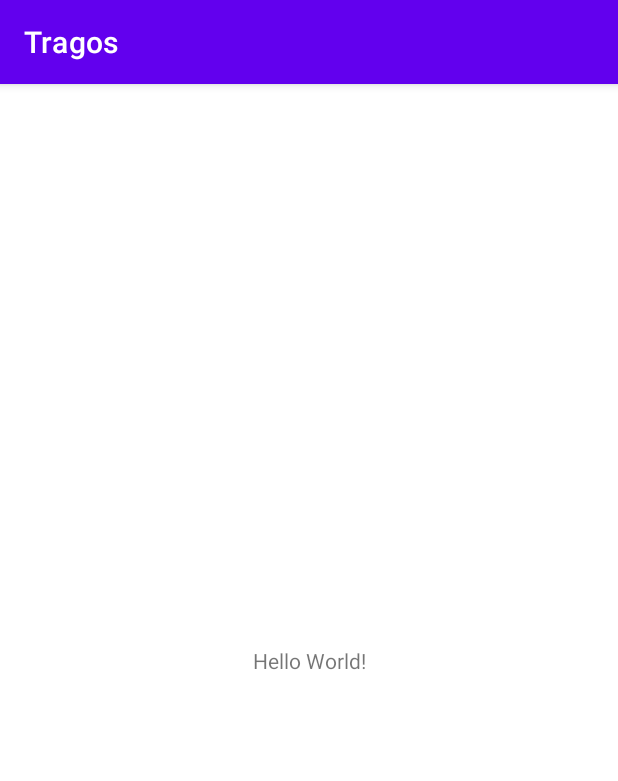
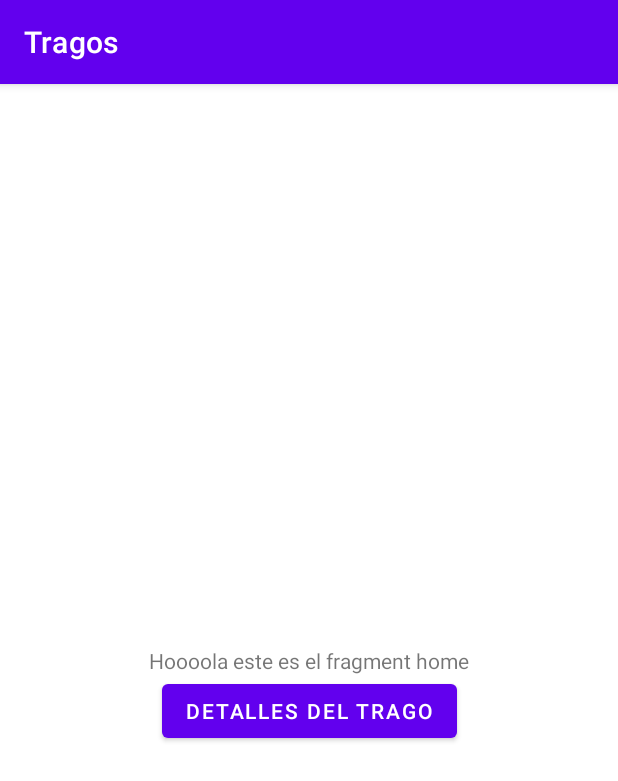
Before and after one commit to normansanchezn/Tragos, an Android app: the screen it shows after launch (MainActivity), on a phone screen of 412 x 824 dp. Shown: the top 781 px of the screen. Run offline under Robolectric (Android 15) with nearby library versions, the phone set to English and light mode, and no system bars; our stand-ins replace navigation-ui.

Commit message:
[ADD] Creando la primera navegación

```diff
--- a/TragosApp/app/build.gradle
+++ b/TragosApp/app/build.gradle
@@ -1,6 +1,7 @@
 plugins {
     id 'com.android.application'
     id 'kotlin-android'
+    id 'kotlin-android-extensions'
     id 'kotlin-kapt'
     id 'dagger.hilt.android.plugin'
 }
@@ -59,6 +60,7 @@ dependencies {
 
     // Hilt
     implementation "com.google.dagger:hilt-android:2.28-alpha"
+    implementation 'androidx.legacy:legacy-support-v4:1.0.0'
     kapt "com.google.dagger:hilt-android-compiler:2.28-alpha"
 
     testImplementation 'junit:junit:4.13.1'
--- a/TragosApp/app/src/main/java/com/empresa/tragos/MainActivity.kt
+++ b/TragosApp/app/src/main/java/com/empresa/tragos/MainActivity.kt
@@ -2,10 +2,29 @@ package com.empresa.tragos
 
 import androidx.appcompat.app.AppCompatActivity
 import android.os.Bundle
+import androidx.navigation.NavController
+import androidx.navigation.findNavController
+import androidx.navigation.fragment.NavHostFragment
+import androidx.navigation.ui.NavigationUI
 
 class MainActivity : AppCompatActivity() {
+
+    private lateinit var navController: NavController
+    private lateinit var navHostFragment: NavHostFragment
+
     override fun onCreate(savedInstanceState: Bundle?) {
         super.onCreate(savedInstanceState)
         setContentView(R.layout.activity_main)
+
+        // Este navController nos ayuda a ver las navegaciones
+        navHostFragment = supportFragmentManager.findFragmentById(R.id.nav_host_fragment) as NavHostFragment
+        navController = navHostFragment.navController
+
+        // Con esto el navController sabe que tiene hijos y un stack de los fragments
+        NavigationUI.setupActionBarWithNavController(this, navController)
+    }
+
+    override fun onSupportNavigateUp(): Boolean {
+        return navController.navigateUp()
     }
 }
--- /dev/null
+++ b/TragosApp/app/src/main/java/com/empresa/tragos/ui/MainFragment.kt
@@ -0,0 +1,33 @@
+package com.empresa.tragos.ui
+
+import android.os.Bundle
+import androidx.fragment.app.Fragment
+import android.view.LayoutInflater
+import android.view.View
+import android.view.ViewGroup
+import androidx.navigation.fragment.findNavController
+import com.empresa.tragos.R
+import kotlinx.android.synthetic.main.fragment_main.*
+
+class MainFragment : Fragment() {
+
+    override fun onCreate(savedInstanceState: Bundle?) {
+        super.onCreate(savedInstanceState)
+    }
+
+    override fun onCreateView(
+        inflater: LayoutInflater, container: ViewGroup?,
+        savedInstanceState: Bundle?
+    ): View? {
+        return inflater.inflate(R.layout.fragment_main, container, false)
+    }
+
+    override fun onViewCreated(view: View, savedInstanceState: Bundle?) {
+        super.onViewCreated(view, savedInstanceState)
+
+        btnGoDetalles.setOnClickListener {
+            findNavController().navigate(R.id.tragosDetalleFragment)
+        }
+
+    }
+}
--- /dev/null
+++ b/TragosApp/app/src/main/java/com/empresa/tragos/ui/TragosDetalleFragment.kt
@@ -0,0 +1,26 @@
+package com.empresa.tragos.ui
+
+import android.os.Bundle
+import android.view.LayoutInflater
+import android.view.View
+import android.view.ViewGroup
+import androidx.fragment.app.Fragment
+import com.empresa.tragos.R
+
+class TragosDetalleFragment : Fragment() {
+
+    override fun onCreate(savedInstanceState: Bundle?) {
+        super.onCreate(savedInstanceState)
+    }
+
+    override fun onCreateView(
+        inflater: LayoutInflater, container: ViewGroup?,
+        savedInstanceState: Bundle?
+    ): View? {
+        return inflater.inflate(R.layout.fragment_tragos_detalle, container, false)
+    }
+
+    override fun onViewCreated(view: View, savedInstanceState: Bundle?) {
+        super.onViewCreated(view, savedInstanceState)
+    }
+}
--- a/TragosApp/app/src/main/res/layout/activity_main.xml
+++ b/TragosApp/app/src/main/res/layout/activity_main.xml
@@ -6,13 +6,17 @@
     android:layout_width="match_parent"
     android:layout_height="match_parent"
     tools:context=".MainActivity">
-    <TextView
-      android:layout_width="wrap_content"
-      android:layout_height="wrap_content"
-      android:text="Hello World!"
-      app:layout_constraintBottom_toBottomOf="parent"
-      app:layout_constraintLeft_toLeftOf="parent"
-      app:layout_constraintRight_toRightOf="parent"
-      app:layout_constraintTop_toTopOf="parent" />
+
+    <androidx.fragment.app.FragmentContainerView
+        android:id="@+id/nav_host_fragment"
+        android:name="androidx.navigation.fragment.NavHostFragment"
+        android:layout_width="0dp"
+        android:layout_height="0dp"
+        app:layout_constraintLeft_toLeftOf="parent"
+        app:layout_constraintRight_toRightOf="parent"
+        app:layout_constraintTop_toTopOf="parent"
+        app:layout_constraintBottom_toBottomOf="parent"
+        app:defaultNavHost="true"
+        app:navGraph="@navigation/main_graph" />
 
   </androidx.constraintlayout.widget.ConstraintLayout>
--- /dev/null
+++ b/TragosApp/app/src/main/res/layout/fragment_main.xml
@@ -0,0 +1,28 @@
+<?xml version="1.0" encoding="utf-8"?>
+<androidx.constraintlayout.widget.ConstraintLayout xmlns:android="http://schemas.android.com/apk/res/android"
+    xmlns:app="http://schemas.android.com/apk/res-auto"
+    xmlns:tools="http://schemas.android.com/tools"
+    android:layout_width="match_parent"
+    android:layout_height="match_parent"
+    tools:context=".ui.MainFragment">
+
+    <TextView
+        android:id="@+id/textView"
+        android:layout_width="wrap_content"
+        android:layout_height="wrap_content"
+        android:text="Hoooola este es el fragment home"
+        app:layout_constraintBottom_toBottomOf="parent"
+        app:layout_constraintEnd_toEndOf="parent"
+        app:layout_constraintStart_toStartOf="parent"
+        app:layout_constraintTop_toTopOf="parent" />
+
+    <Button
+        android:id="@+id/btnGoDetalles"
+        android:layout_width="wrap_content"
+        android:layout_height="wrap_content"
+        android:text="Detalles del trago"
+        app:layout_constraintEnd_toEndOf="@+id/textView"
+        app:layout_constraintStart_toStartOf="@+id/textView"
+        app:layout_constraintTop_toBottomOf="@+id/textView" />
+
+</androidx.constraintlayout.widget.ConstraintLayout>
--- /dev/null
+++ b/TragosApp/app/src/main/res/layout/fragment_tragos_detalle.xml
@@ -0,0 +1,14 @@
+<?xml version="1.0" encoding="utf-8"?>
+<FrameLayout xmlns:android="http://schemas.android.com/apk/res/android"
+    xmlns:tools="http://schemas.android.com/tools"
+    android:layout_width="match_parent"
+    android:layout_height="match_parent"
+    tools:context=".ui.TragosDetalleFragment">
+
+    <TextView
+        android:id="@+id/tvTitle"
+        android:layout_width="wrap_content"
+        android:layout_height="wrap_content"
+        android:text="Detalles" />
+
+</FrameLayout>
--- /dev/null
+++ b/TragosApp/app/src/main/res/navigation/main_graph.xml
@@ -0,0 +1,22 @@
+<?xml version="1.0" encoding="utf-8"?>
+<navigation xmlns:android="http://schemas.android.com/apk/res/android"
+    xmlns:app="http://schemas.android.com/apk/res-auto"
+    xmlns:tools="http://schemas.android.com/tools"
+    android:id="@+id/main_graph"
+    app:startDestination="@id/mainFragment">
+
+    <fragment
+        android:id="@+id/mainFragment"
+        android:name="com.empresa.tragos.ui.MainFragment"
+        android:label="Tragos"
+        tools:layout="@layout/fragment_main">
+        <action
+            android:id="@+id/action_mainFragment_to_tragosDetalleFragment"
+            app:destination="@id/tragosDetalleFragment" />
+    </fragment>
+    <fragment
+        android:id="@+id/tragosDetalleFragment"
+        android:name="com.empresa.tragos.ui.TragosDetalleFragment"
+        android:label="Detalles"
+        tools:layout="@layout/fragment_tragos_detalle" />
+</navigation>
--- a/TragosApp/app/src/main/res/values/strings.xml
+++ b/TragosApp/app/src/main/res/values/strings.xml
@@ -1,3 +1,5 @@
 <resources>
     <string name="app_name">Tragos</string>
+    <!-- TODO: Remove or change this placeholder text -->
+    <string name="hello_blank_fragment">Hello blank fragment</string>
 </resources>
```
